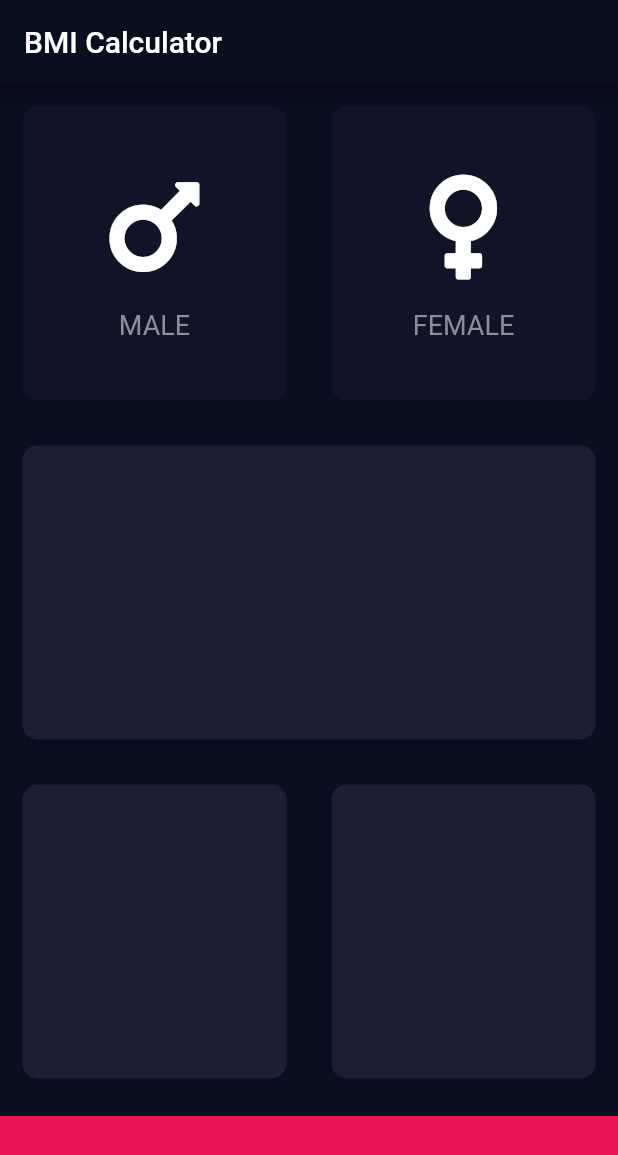
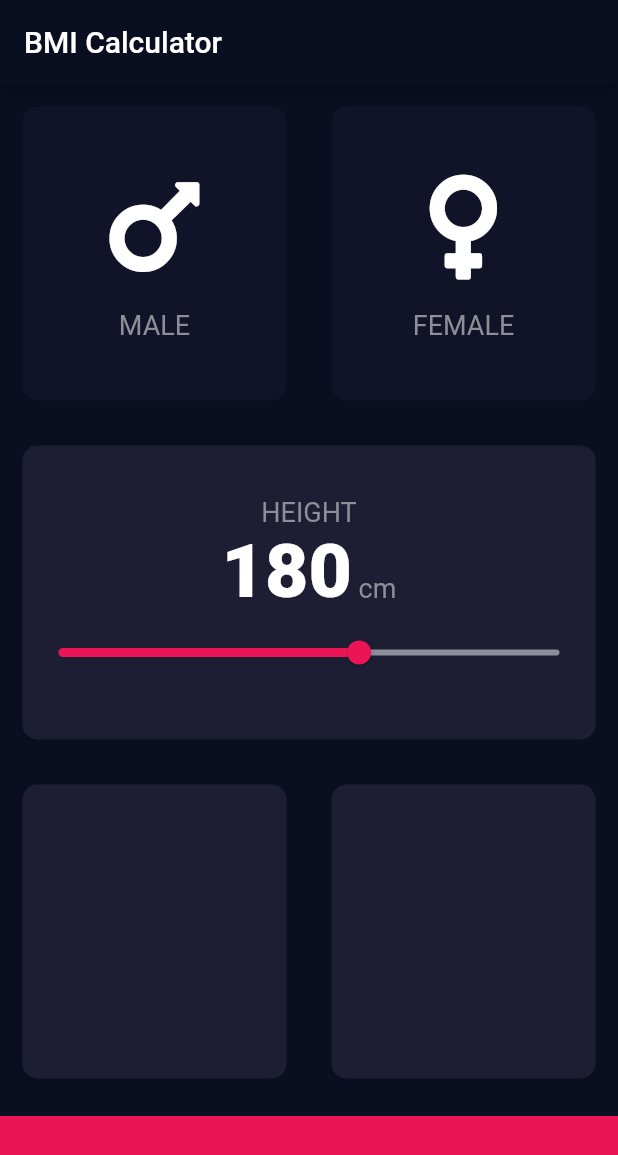
Before and after one commit to afpaiva/bmi_calculator, a Flutter app: the screen it shows after launch, on a phone screen of 412 x 824 dp. Shown: the top 1155 px of the screen. Run offline on Flutter 3.47's test engine with Material 2 defaults, Android fonts, the phone set to English and light mode, and no system bars; our stand-ins replace font_awesome_flutter.

Commit message:
height card and constants refactor

```diff
--- /dev/null
+++ b/lib/constants.dart
@@ -0,0 +1,17 @@
+import 'package:flutter/material.dart';
+
+const Color k_ACTIVE_BACKGROUND_COLOR = Color(0xFF1D1E33);
+const Color k_INACTIVE_BACKGROUND_COLOR = Color(0xFF111328);
+const Color k_ACCENT_COLOR = Color(0xFFEB1555);
+const Color k_INACTIVE_SLIDER_COLOR = Color(0xFF8D8E98);
+const double k_BOTTOM_BAR_HEIGHT = 80.0;
+
+const k_LABEL_TEXT_STYLE = TextStyle(
+  fontSize: 18.0,
+  color: Color(0xFF8D8E98),
+);
+
+const k_VALUE_TEXT_STYLE = TextStyle(
+  fontSize: 50.0,
+  fontWeight: FontWeight.w900,
+);
--- a/lib/genderCardContent.dart
+++ b/lib/genderCardContent.dart
@@ -1,4 +1,5 @@
 import 'package:flutter/material.dart';
+import 'constants.dart';
 
 class GenderCardContent extends StatelessWidget {
   GenderCardContent({required this.icon, this.gender = ''});
@@ -20,10 +21,7 @@ class GenderCardContent extends StatelessWidget {
         ),
         Text(
           gender,
-          style: TextStyle(
-            fontSize: 18.0,
-            color: Color(0xFF8D8E98),
-          ),
+          style: k_LABEL_TEXT_STYLE,
         )
       ],
     );
--- a/lib/input_page.dart
+++ b/lib/input_page.dart
@@ -2,11 +2,7 @@ import 'package:flutter/material.dart';
 import 'package:font_awesome_flutter/font_awesome_flutter.dart';
 import 'genderCardContent.dart';
 import 'reusableCard.dart';
-
-const Color CARD_BACKGROUND_COLOR = Color(0xFF1D1E33);
-const Color INACTIVE_BACKGROUND_COLOR = Color(0xFF111328);
-const Color ACCENT_COLOR = Color(0xFFEB1555);
-const double BOTTOM_BAR_HEIGHT = 80.0;
+import 'constants.dart';
 
 enum Gender { female, male, none }
 
@@ -17,6 +13,7 @@ class InputPage extends StatefulWidget {
 
 class _InputPageState extends State<InputPage> {
   Gender selectedGender = Gender.none;
+  int height = 180;
 
   @override
   Widget build(BuildContext context) {
@@ -25,6 +22,7 @@ class _InputPageState extends State<InputPage> {
         title: Text('BMI Calculator'),
       ),
       body: Column(
+        crossAxisAlignment: CrossAxisAlignment.stretch,
         children: [
           Expanded(
               child: Row(
@@ -41,8 +39,8 @@ class _InputPageState extends State<InputPage> {
                     gender: 'MALE',
                   ),
                   cardColor: selectedGender == Gender.male
-                      ? CARD_BACKGROUND_COLOR
-                      : INACTIVE_BACKGROUND_COLOR,
+                      ? k_ACTIVE_BACKGROUND_COLOR
+                      : k_INACTIVE_BACKGROUND_COLOR,
                 ),
               ),
               Expanded(
@@ -57,8 +55,8 @@ class _InputPageState extends State<InputPage> {
                     icon: FontAwesomeIcons.venus,
                   ),
                   cardColor: selectedGender == Gender.female
-                      ? CARD_BACKGROUND_COLOR
-                      : INACTIVE_BACKGROUND_COLOR,
+                      ? k_ACTIVE_BACKGROUND_COLOR
+                      : k_INACTIVE_BACKGROUND_COLOR,
                 ),
               )
             ],
@@ -66,8 +64,48 @@ class _InputPageState extends State<InputPage> {
           Expanded(
             child: ReusableCard(
               onPress: () {},
-              cardChild: Row(),
-              cardColor: CARD_BACKGROUND_COLOR,
+              cardColor: k_ACTIVE_BACKGROUND_COLOR,
+              cardChild: Column(
+                mainAxisAlignment: MainAxisAlignment.center,
+                children: [
+                  Text(
+                    'HEIGHT',
+                    style: k_LABEL_TEXT_STYLE,
+                  ),
+                  Row(
+                    mainAxisAlignment: MainAxisAlignment.center,
+                    crossAxisAlignment: CrossAxisAlignment.baseline,
+                    textBaseline: TextBaseline.alphabetic,
+                    children: [
+                      Text(
+                        height.toString(),
+                        style: k_VALUE_TEXT_STYLE,
+                      ),
+                      Text(
+                        ' cm',
+                        style: k_LABEL_TEXT_STYLE,
+                      )
+                    ],
+                  ),
+                  SliderTheme(
+                    data: SliderThemeData(
+                      thumbShape: RoundSliderThumbShape(enabledThumbRadius: 8),
+                    ),
+                    child: Slider(
+                      value: height.toDouble(),
+                      min: 120.0,
+                      max: 220.0,
+                      activeColor: k_ACCENT_COLOR,
+                      inactiveColor: k_INACTIVE_SLIDER_COLOR,
+                      onChanged: (double newHeight) {
+                        setState(() {
+                          height = newHeight.round();
+                        });
+                      },
+                    ),
+                  ),
+                ],
+              ),
             ),
           ),
           Expanded(
@@ -77,22 +115,22 @@ class _InputPageState extends State<InputPage> {
                   child: ReusableCard(
                     onPress: () {},
                     cardChild: Column(),
-                    cardColor: CARD_BACKGROUND_COLOR,
+                    cardColor: k_ACTIVE_BACKGROUND_COLOR,
                   ),
                 ),
                 Expanded(
                   child: ReusableCard(
                     onPress: () {},
                     cardChild: Column(),
-                    cardColor: CARD_BACKGROUND_COLOR,
+                    cardColor: k_ACTIVE_BACKGROUND_COLOR,
                   ),
                 ),
               ],
             ),
           ),
           Container(
-            color: ACCENT_COLOR,
-            height: BOTTOM_BAR_HEIGHT,
+            color: k_ACCENT_COLOR,
+            height: k_BOTTOM_BAR_HEIGHT,
             width: double.infinity,
             margin: EdgeInsets.only(top: 10.0),
           )
```
